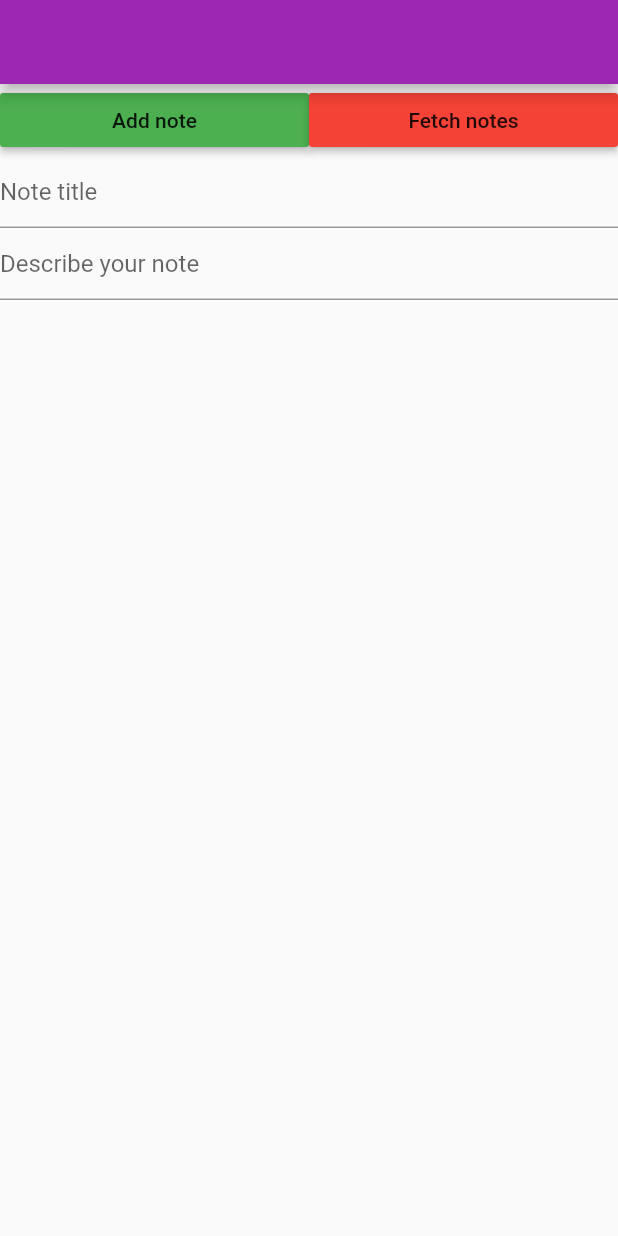
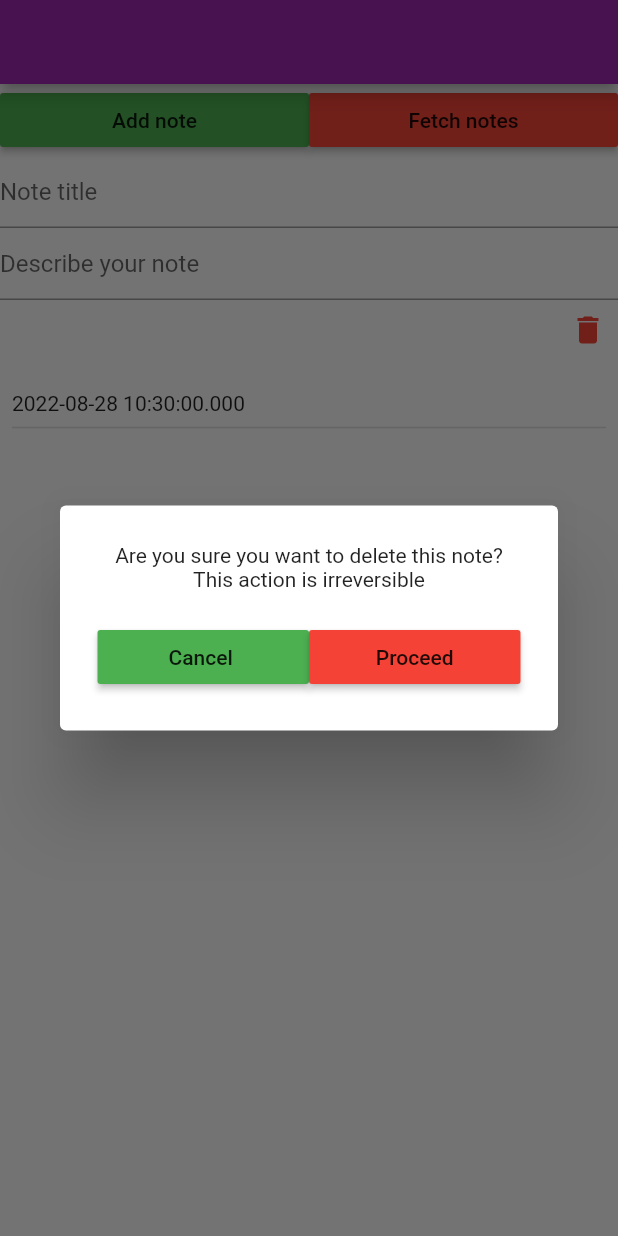
Before and after one commit to hmmisthisgood/july-morning, a Flutter app: the screen it shows after launch, after a tap on "Add note", after a tap on the "delete" icon, on a phone screen of 412 x 824 dp. Run offline on Flutter 3.47's test engine with Material 2 defaults, Android fonts, the phone set to English and light mode, and no system bars; our stand-ins replace animated_bottom_navigation_bar, form_field_validator, shared_preferences, sqflite; accounts and stored records are empty.

Commit message:
added update query in note app and refactored

```diff
--- a/first_app/lib/main.dart
+++ b/first_app/lib/main.dart
@@ -1,5 +1,5 @@
 import 'package:first_app/screen/stful/form_screen.dart';
-import 'package:first_app/screen/stful/sql_note_app.dart';
+import 'package:first_app/screen/stful/note/sql_note_app.dart';
 import 'package:flutter/material.dart';
 
 import 'navigation/custom_route_generator.dart';
--- /dev/null
+++ b/first_app/lib/screen/stful/note/note_edit_screen.dart
@@ -0,0 +1,60 @@
+import 'package:first_app/service/db_service.dart';
+import 'package:flutter/material.dart';
+
+class NoteEditScreen extends StatefulWidget {
+  const NoteEditScreen({Key? key, required this.note}) : super(key: key);
+  final note;
+
+  @override
+  State<NoteEditScreen> createState() => _NoteEditScreenState();
+}
+
+class _NoteEditScreenState extends State<NoteEditScreen> {
+  TextEditingController titleController = TextEditingController();
+  TextEditingController bodyController = TextEditingController();
+
+  @override
+  void initState() {
+    super.initState();
+
+    titleController.text = widget.note['title'];
+    bodyController.text = widget.note['body'];
+  }
+
+  @override
+  Widget build(BuildContext context) {
+    return Scaffold(
+      appBar: AppBar(title: Text("Edit Note")),
+      bottomNavigationBar: MaterialButton(
+        onPressed: () {
+          DbService.updateNote(
+              noteId: widget.note['id'],
+              title: titleController.text,
+              body: bodyController.text);
+          Navigator.pop(context);
+        },
+        child: Text(
+          "Update",
+          style: TextStyle(color: Colors.white),
+        ),
+        color: Colors.green,
+      ),
+      body: Padding(
+        padding: const EdgeInsets.all(8.0),
+        child: ListView(children: [
+          TextField(
+            controller: titleController,
+            maxLines: 2,
+            decoration: InputDecoration(hintText: "Note title"),
+          ),
+          TextField(
+            controller: bodyController,
+            maxLines: 20,
+            decoration: InputDecoration(
+                hintText: "Note Description", border: InputBorder.none),
+          ),
+        ]),
+      ),
+    );
+  }
+}
--- /dev/null
+++ b/first_app/lib/screen/stful/note/sql_note_app.dart
@@ -0,0 +1,208 @@
+import 'package:first_app/service/db_service.dart';
+import 'package:flutter/material.dart';
+
+import 'note_edit_screen.dart';
+
+class SqlNoteScreen extends StatefulWidget {
+  const SqlNoteScreen({Key? key}) : super(key: key);
+
+  @override
+  State<SqlNoteScreen> createState() => _SqlNoteScreenState();
+}
+
+class _SqlNoteScreenState extends State<SqlNoteScreen> {
+//  /home/user/Documents/
+// C:\Users\computer\Documents\
+
+  /// /storage/emulated/0/Downloads =ourandroid  visible
+
+  /// /data/user/0/com.app/ = invisible. can only been seen with root
+
+  //// Ios: sanboxing of every app
+  /// /data/user/0/aweiubpawibuega/com.android.
+  ///
+
+  final titleController = TextEditingController();
+  final bodyController = TextEditingController();
+
+  List notes = [];
+  @override
+  void initState() {
+    super.initState();
+    initAndGetNotes();
+  }
+
+  getNotes() async {
+    // db.rawQuery('select * from users');
+    final result = await DbService.getNotes();
+    notes = result;
+    setState(() {});
+  }
+
+  initAndGetNotes() {
+    DbService.initDatabase().then((value) {
+      getNotes();
+    });
+  }
+
+  addNote() async {
+    await DbService.addNote(
+        body: bodyController.text, title: titleController.text);
+    getNotes();
+  }
+
+  deleteNote(int id) async {
+    await DbService.deleteNote(id);
+    getNotes();
+  }
+
+  updateNote(int noteId, String title, String body) async {
+    await DbService.updateNote(
+        noteId: noteId, title: titleController.text, body: bodyController.text);
+  }
+
+  onPressedDelete(item) {
+    showDialog(
+        context: context,
+        barrierDismissible: true,
+        builder: (context) {
+          return Dialog(
+            child: Container(
+              padding: EdgeInsets.symmetric(horizontal: 25, vertical: 25),
+              child: Column(mainAxisSize: MainAxisSize.min, children: [
+                Text(
+                  "Are you sure you want to delete this note? This action is irreversible",
+                  textAlign: TextAlign.center,
+                ),
+                SizedBox(height: 20),
+                Row(
+                  children: [
+                    Expanded(
+                      child: MaterialButton(
+                        onPressed: () {
+                          Navigator.pop(context);
+                        },
+                        color: Colors.green,
+                        child: Text("Cancel "),
+                      ),
+                    ),
+                    Expanded(
+                      child: MaterialButton(
+                        color: Colors.red,
+                        onPressed: () {
+                          deleteNote(item['id']);
+                          Navigator.pop(context);
+                        },
+                        child: Text("Proceed"),
+                      ),
+                    ),
+                  ],
+                )
+              ]),
+            ),
+          );
+        });
+  }
+
+  @override
+  Widget build(BuildContext context) {
+    final screenWidth = MediaQuery.of(context).size.width;
+    return Scaffold(
+      appBar: AppBar(),
+      body: Column(
+        mainAxisAlignment: MainAxisAlignment.center,
+        children: [
+          Row(
+            children: [
+              Expanded(
+                child: MaterialButton(
+                  onPressed: () {
+                    addNote();
+                  },
+                  color: Colors.green,
+                  child: Text("Add note"),
+                ),
+              ),
+              Expanded(
+                child: MaterialButton(
+                  color: Colors.red,
+                  onPressed: () {
+                    getNotes();
+                  },
+                  child: Text("Fetch notes"),
+                ),
+              ),
+            ],
+          ),
+          TextField(
+            controller: titleController,
+            decoration: InputDecoration(hintText: "Note title"),
+          ),
+          TextField(
+            controller: bodyController,
+            decoration: InputDecoration(hintText: "Describe your note"),
+          ),
+          Expanded(
+            child: ListView.builder(
+              itemCount: notes.length,
+              itemBuilder: (context, index) {
+                final item = notes[index];
+
+                return InkWell(
+                  onTap: () {
+                    Navigator.push(
+                            context,
+                            MaterialPageRoute(
+                                builder: (_) => NoteEditScreen(note: item)))
+                        .then((value) {
+                      getNotes();
+                    });
+                  },
+                  child: Padding(
+                    padding: const EdgeInsets.all(8.0),
+                    child: Container(
+                      child: Column(
+                        crossAxisAlignment: CrossAxisAlignment.start,
+                        children: [
+                          Row(
+                            mainAxisAlignment: MainAxisAlignment.spaceBetween,
+                            children: [
+                              Container(
+                                width: screenWidth * 0.8,
+                                child: Text(
+                                  item['title'],
+                                  overflow: TextOverflow.clip,
+                                  style: TextStyle(
+                                      fontSize: 16,
+                                      fontWeight: FontWeight.bold),
+                                ),
+                              ),
+                              InkWell(
+                                  onTap: () {
+                                    onPressedDelete(item);
+                                  },
+                                  child: Icon(Icons.delete, color: Colors.red))
+                            ],
+                          ),
+                          SizedBox(height: 5),
+                          Text(item['body']),
+                          SizedBox(
+                            height: 8,
+                          ),
+                          Text(item['dateCreated']),
+                          Divider(
+                            thickness: 1,
+                          )
+                        ],
+                      ),
+                    ),
+                  ),
+                );
+              },
+            ),
+          )
+        ],
+      ),
+    );
+  }
+}
--- a/first_app/lib/screen/stful/sql_note_app.dart
+++ /dev/null
@@ -1,193 +0,0 @@
-import 'package:flutter/material.dart';
-import 'package:path_provider/path_provider.dart';
-
-import 'package:path/path.dart';
-import 'package:sqflite/sqflite.dart';
-
-class SqlNoteScreen extends StatefulWidget {
-  const SqlNoteScreen({Key? key}) : super(key: key);
-
-  @override
-  State<SqlNoteScreen> createState() => _SqlNoteScreenState();
-}
-
-class _SqlNoteScreenState extends State<SqlNoteScreen> {
-//  /home/user/Documents/
-// C:\Users\computer\Documents\
-
-  /// /storage/emulated/0/Downloads =ourandroid  visible
-
-  /// /data/user/0/com.app/ = invisible. can only been seen with root
-
-  //// Ios: sanboxing of every app
-  /// /data/user/0/aweiubpawibuega/com.android.
-  ///
-
-  int _version = 1;
-
-  late Database db;
-
-  final titleController = TextEditingController();
-  final bodyController = TextEditingController();
-
-  List notes = [];
-  @override
-  void initState() {
-    super.initState();
-    initDatabase();
-  }
-
-  initDatabase() async {
-    final dir = await getApplicationDocumentsDirectory();
-
-    final dbPath = join(dir.path, "our_db.db");
-
-    print(dbPath);
-
-    final Database _db = await openDatabase(
-      dbPath,
-      version: _version,
-      onConfigure: (db) {
-        try {
-          db.execute('''
-  CREATE TABLE IF NOT EXISTS notes(
-    id INTEGER PRIMARY KEY AUTOINCREMENT,
-    title VARCHAR,
-    body TEXT,
-    dateCreated VARCHAR,
-    dateUpdated VARCHAR);
-''');
-        } catch (e) {
-          print(e);
-        }
-      },
-      onOpen: (db) {},
-
-      /// optinally called
-      onCreate: (db, version) {},
-      onUpgrade: (db, newVesion, oldVersion) {},
-      onDowngrade: (db, newVesion, oldVersion) {},
-    );
-    db = _db;
-  }
-
-  addNote() async {
-    try {
-      await db.insert(
-        "notes",
-        {
-          "title": titleController.text,
-          "body": bodyController.text,
-          "dateCreated": DateTime.now().toLocal().toString()
-        },
-      );
-      titleController.clear();
-      bodyController.clear();
-      getNotes();
-    } catch (e) {
-      print(e);
-    }
-  }
-
-  getNotes() async {
-    // db.rawQuery('select * from users');
-    try {
-      final result = await db.query("notes");
-      print(result);
-      notes = result;
-      setState(() {});
-    } catch (e) {
-      print(e);
-    }
-  }
-
-  deleteNote(int id) async {
-    await db.delete("notes", where: "id=?", whereArgs: [id]);
-    getNotes();
-  }
-
-  @override
-  Widget build(BuildContext context) {
-    return Scaffold(
-      appBar: AppBar(),
-      body: Column(
-        mainAxisAlignment: MainAxisAlignment.center,
-        children: [
-          Row(
-            children: [
-              Expanded(
-                child: MaterialButton(
-                  onPressed: () {
-                    addNote();
-                  },
-                  color: Colors.green,
-                  child: Text("Add note"),
-                ),
-              ),
-              Expanded(
-                child: MaterialButton(
-                  color: Colors.red,
-                  onPressed: () {
-                    getNotes();
-                  },
-                  child: Text("Fetch notes"),
-                ),
-              ),
-            ],
-          ),
-          TextField(
-            controller: titleController,
-            decoration: InputDecoration(hintText: "Note title"),
-          ),
-          TextField(
-            controller: bodyController,
-            decoration: InputDecoration(hintText: "Describe your note"),
-          ),
-          Expanded(
-            child: ListView.builder(
-              itemCount: notes.length,
-              itemBuilder: (context, index) {
-                final item = notes[index];
-
-                return Padding(
-                  padding: const EdgeInsets.all(8.0),
-                  child: Container(
-                    child: Column(
-                      crossAxisAlignment: CrossAxisAlignment.start,
-                      children: [
-                        Row(
-                          mainAxisAlignment: MainAxisAlignment.spaceBetween,
-                          children: [
-                            Text(
-                              item['title'],
-                              style: TextStyle(
-                                  fontSize: 16, fontWeight: FontWeight.bold),
-                            ),
-                            InkWell(
-                                onTap: () {
-                                  deleteNote(item['id']);
-                                },
-                                child: Icon(Icons.delete, color: Colors.red))
-                          ],
-                        ),
-                        SizedBox(height: 5),
-                        Text(item['body']),
-                        SizedBox(
-                          height: 8,
-                        ),
-                        Text(item['dateCreated']),
-                        Divider(
-                          thickness: 1,
-                        )
-                      ],
-                    ),
-                  ),
-                );
-              },
-            ),
-          )
-        ],
-      ),
-    );
-  }
-}
--- /dev/null
+++ b/first_app/lib/service/db_service.dart
@@ -0,0 +1,90 @@
+import 'package:path_provider/path_provider.dart';
+import 'package:path/path.dart';
+import 'package:sqflite/sqflite.dart';
+
+class DbService {
+  static int _version = 1;
+
+  static late Database db;
+
+  static Future<void> initDatabase() async {
+    final dir = await getApplicationDocumentsDirectory();
+
+    final dbPath = join(dir.path, "our_db.db");
+
+    print(dbPath);
+
+    final Database _db = await openDatabase(
+      dbPath,
+      version: _version,
+      onConfigure: (db) {
+        try {
+          db.execute('''
+  CREATE TABLE IF NOT EXISTS notes(
+    id INTEGER PRIMARY KEY AUTOINCREMENT,
+    title VARCHAR,
+    body TEXT,
+    dateCreated VARCHAR,
+    dateUpdated VARCHAR);
+''');
+        } catch (e) {
+          print(e);
+        }
+      },
+      onOpen: (db) {},
+
+      /// optinally called
+      onCreate: (db, version) {},
+      onUpgrade: (db, newVesion, oldVersion) {},
+      onDowngrade: (db, newVesion, oldVersion) {},
+    );
+    db = _db;
+    return;
+  }
+
+  static addNote({required String body, required String title}) async {
+    try {
+      await db.insert(
+        "notes",
+        {
+          "title": title,
+          "body": body,
+          "dateCreated": DateTime.now().toLocal().toString()
+        },
+      );
+    } catch (e) {
+      print(e);
+    }
+  }
+
+  static Future<List> getNotes() async {
+    // db.rawQuery('select * from users');
+    try {
+      final result = await db.query("notes");
+      return result;
+    } catch (e) {
+      print(e);
+      return [];
+    }
+  }
+
+  static deleteNote(int id) async {
+    return await db.delete("notes", where: "id=?", whereArgs: [id]);
+  }
+
+  static updateNote(
+      {required int noteId,
+      required String title,
+      required String body}) async {
+    try {
+      return await db.update(
+        "notes",
+        {"title": title, "body": body},
+        where: "id=?",
+        whereArgs: [noteId],
+      );
+    } catch (e) {
+      print(e);
+    }
+  }
+}
```
